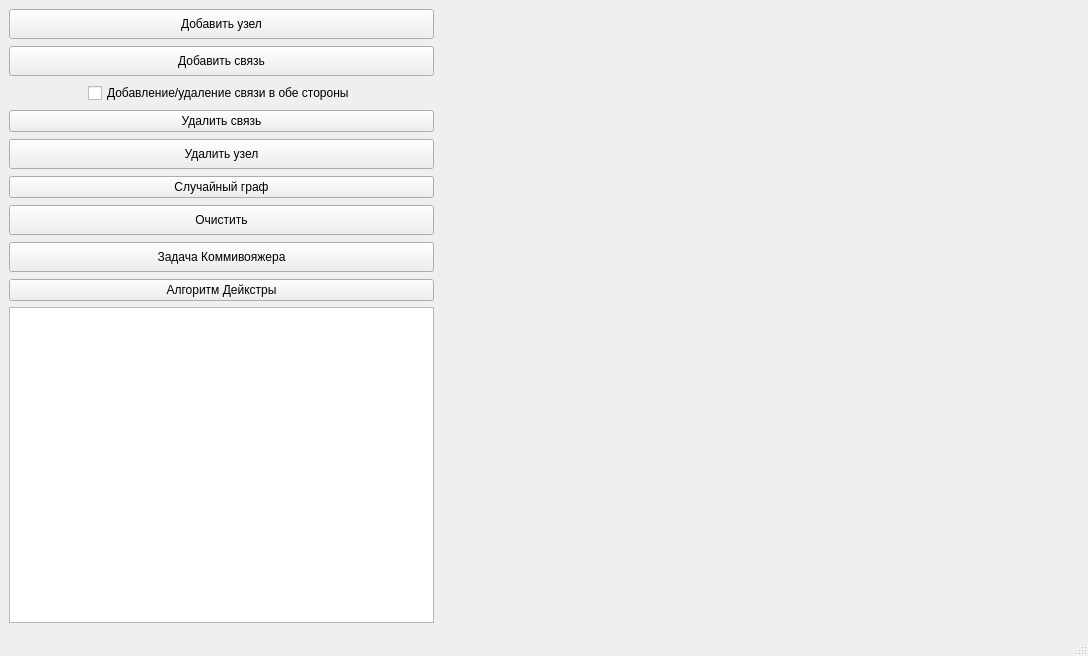
Before: the Qt Designer form mainwindow.ui in geroineee/Graph_QT, drawn with Qt 5.
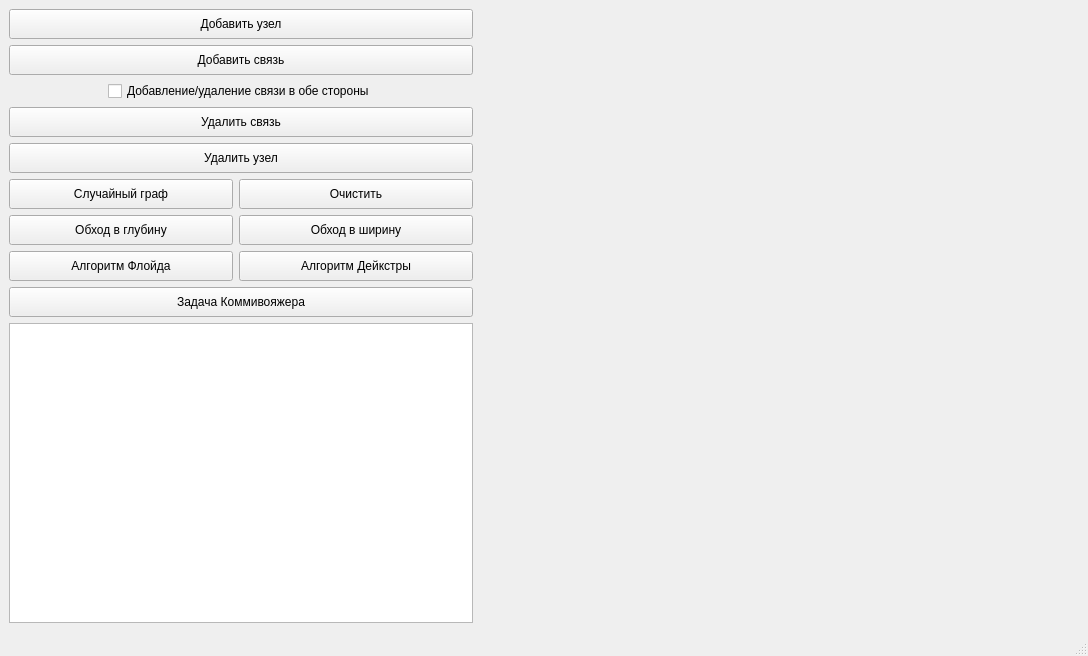
After: the same form once the commit is applied. Custom widgets are drawn as their Qt base class.

The edit to the form file:
```diff
--- a/mainwindow.ui
+++ b/mainwindow.ui
@@ -19,22 +19,8 @@
   <widget class="QWidget" name="centralwidget">
    <layout class="QGridLayout" name="gridLayout_2">
     <item row="0" column="0">
-     <layout class="QGridLayout" name="gridLayout" columnstretch="40,60">
-      <property name="bottomMargin">
-       <number>0</number>
-      </property>
-      <property name="horizontalSpacing">
-       <number>7</number>
-      </property>
-      <item row="0" column="1" rowspan="2">
-       <widget class="ZoomableGraphicsView" name="graphicsView" native="true"/>
-      </item>
+     <layout class="QGridLayout" name="gridLayout">
       <item row="0" column="0">
-       <layout class="QVBoxLayout" name="verticalLayout" stretch="0,0,0,0,0,0,0,0,0">
-        <property name="spacing">
-         <number>7</number>
-        </property>
-        <item>
          <widget class="QPushButton" name="draw_button">
           <property name="minimumSize">
            <size>
@@ -47,7 +33,7 @@
           </property>
          </widget>
         </item>
-        <item>
+      <item row="1" column="0">
          <widget class="QPushButton" name="pushButton">
           <property name="minimumSize">
            <size>
@@ -60,8 +46,8 @@
           </property>
          </widget>
         </item>
-        <item>
-         <layout class="QHBoxLayout" name="horizontalLayout_4" stretch="20,60,20">
+      <item row="2" column="0">
+       <layout class="QHBoxLayout" name="horizontalLayout_4" stretch="20,0,20">
           <item>
            <spacer name="horizontalSpacer">
             <property name="orientation">
@@ -97,14 +83,20 @@
           </item>
          </layout>
         </item>
-        <item>
+      <item row="3" column="0">
          <widget class="QPushButton" name="delete_link_button">
+        <property name="minimumSize">
+         <size>
+          <width>0</width>
+          <height>30</height>
+         </size>
+        </property>
           <property name="text">
            <string>Удалить связь</string>
           </property>
          </widget>
         </item>
-        <item>
+      <item row="4" column="0">
          <widget class="QPushButton" name="delete_node_button">
           <property name="minimumSize">
            <size>
@@ -117,14 +109,22 @@
           </property>
          </widget>
         </item>
-        <item>
+      <item row="5" column="0">
+       <layout class="QFormLayout" name="formLayout">
+        <item row="0" column="0">
          <widget class="QPushButton" name="randomize_button">
+          <property name="minimumSize">
+           <size>
+            <width>224</width>
+            <height>30</height>
+           </size>
+          </property>
           <property name="text">
            <string>Случайный граф</string>
           </property>
          </widget>
         </item>
-        <item>
+        <item row="0" column="1">
          <widget class="QPushButton" name="clear_button">
           <property name="minimumSize">
            <size>
@@ -137,8 +137,21 @@
           </property>
          </widget>
         </item>
-        <item>
-         <widget class="QPushButton" name="pushButton_2">
+        <item row="1" column="0">
+         <widget class="QPushButton" name="pushButton_3">
+          <property name="minimumSize">
+           <size>
+            <width>224</width>
+            <height>30</height>
+           </size>
+          </property>
+          <property name="text">
+           <string>Обход в глубину</string>
+          </property>
+         </widget>
+        </item>
+        <item row="1" column="1">
+         <widget class="QPushButton" name="butti_in_width">
           <property name="minimumSize">
            <size>
             <width>0</width>
@@ -146,20 +159,52 @@
            </size>
           </property>
           <property name="text">
-           <string>Задача Коммивояжера</string>
+           <string>Обход в ширину</string>
           </property>
          </widget>
         </item>
-        <item>
+        <item row="2" column="1">
          <widget class="QPushButton" name="deixtra_button">
+          <property name="minimumSize">
+           <size>
+            <width>0</width>
+            <height>30</height>
+           </size>
+          </property>
           <property name="text">
            <string>Алгоритм Дейкстры</string>
           </property>
          </widget>
         </item>
+        <item row="2" column="0">
+         <widget class="QPushButton" name="button_floid">
+          <property name="minimumSize">
+           <size>
+            <width>224</width>
+            <height>30</height>
+           </size>
+          </property>
+          <property name="text">
+           <string>Алгоритм Флойда</string>
+          </property>
+         </widget>
+        </item>
        </layout>
       </item>
-      <item row="1" column="0">
+      <item row="6" column="0">
+       <widget class="QPushButton" name="pushButton_2">
+        <property name="minimumSize">
+         <size>
+          <width>0</width>
+          <height>30</height>
+         </size>
+        </property>
+        <property name="text">
+         <string>Задача Коммивояжера</string>
+        </property>
+       </widget>
+      </item>
+      <item row="7" column="0">
        <widget class="QTableView" name="matrixView">
         <property name="minimumSize">
          <size>
@@ -180,6 +225,16 @@
       </item>
      </layout>
     </item>
+    <item row="0" column="1">
+     <widget class="ZoomableGraphicsView" name="graphicsView" native="true">
+      <property name="minimumSize">
+       <size>
+        <width>600</width>
+        <height>500</height>
+       </size>
+      </property>
+     </widget>
+    </item>
    </layout>
   </widget>
   <widget class="QMenuBar" name="menubar">
```
Lines whose indentation alone changed are shown as unchanged.
